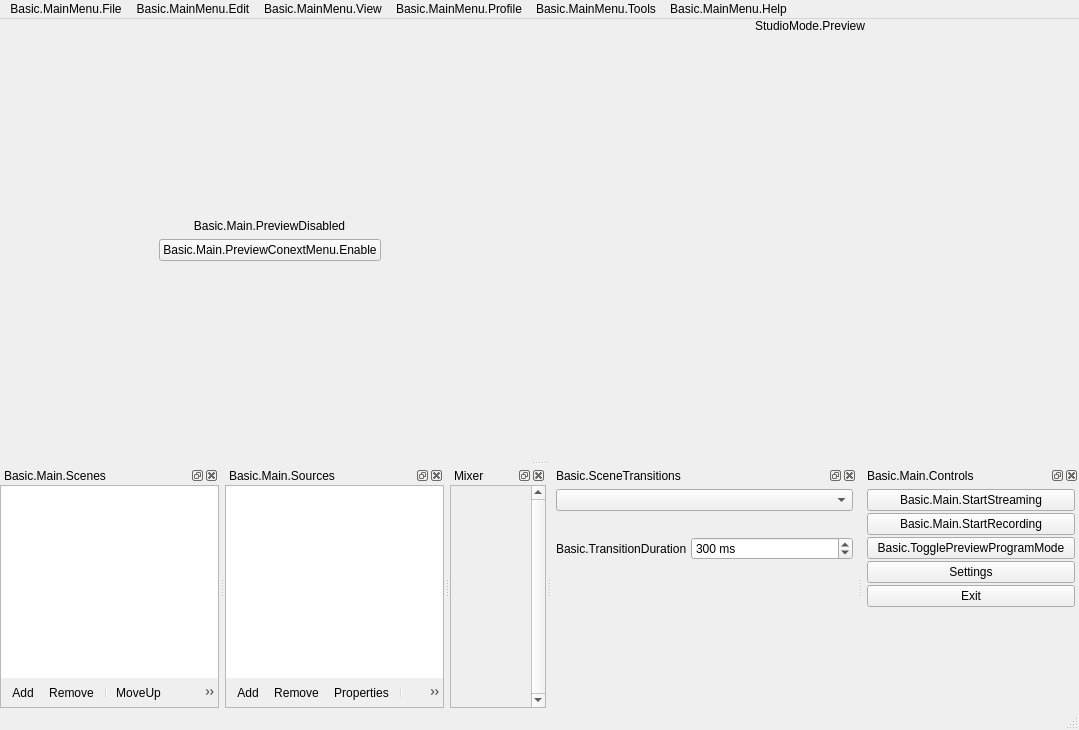
Synocode/synovision, file UI/forms/OBSBasic.ui: the form before one commit.
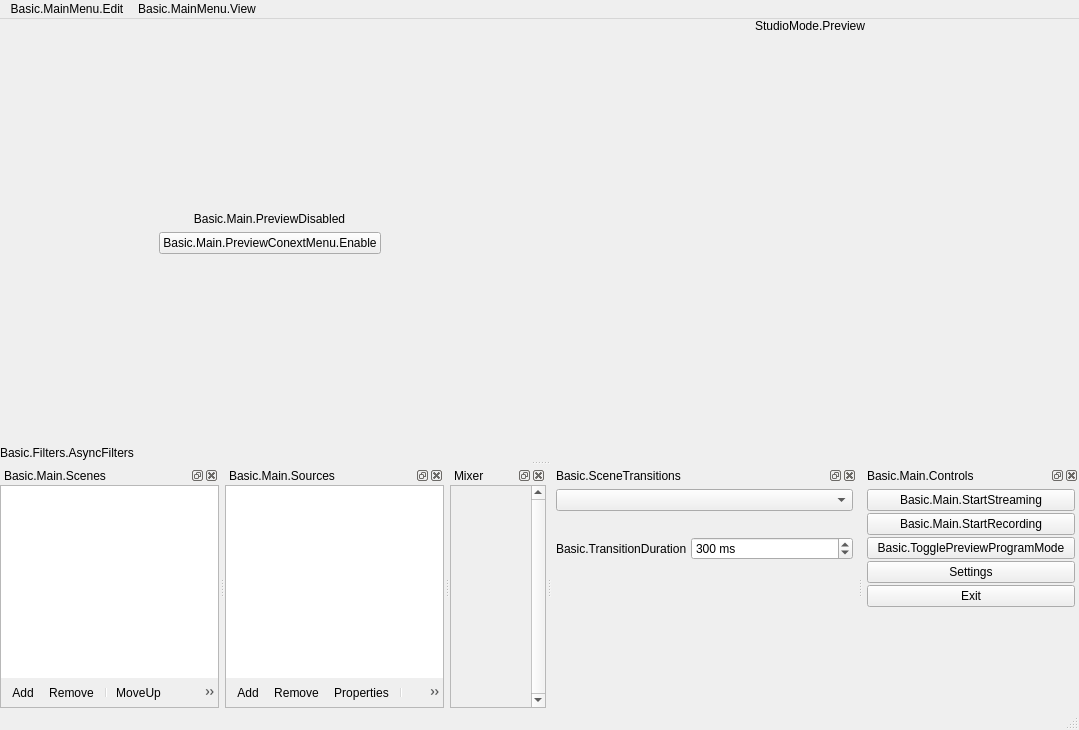
The form after the commit. Icons and pictures are not drawn. Custom widgets are drawn as their Qt base class.

Commit message: remove some ui elements

What changed in the file:
```diff
--- a/UI/forms/OBSBasic.ui
+++ b/UI/forms/OBSBasic.ui
@@ -195,6 +195,13 @@
       </item>
      </layout>
     </item>
+	   <item>
+		   <widget class="QLabel" name="asyncLabel">
+			   <property name="text">
+				   <string>Basic.Filters.AsyncFilters</string>
+			   </property>
+		   </widget>
+	   </item>
    </layout>
   </widget>
   <widget class="QMenuBar" name="menubar">
@@ -206,7 +213,7 @@
      <height>22</height>
     </rect>
    </property>
-   <widget class="QMenu" name="menu_File">
+   <!--<widget class="QMenu" name="menu_File">
     <property name="title">
      <string>Basic.MainMenu.File</string>
     </property>
@@ -220,8 +227,8 @@
     <addaction name="actionAlwaysOnTop"/>
     <addaction name="separator"/>
     <addaction name="actionE_xit"/>
-   </widget>
-   <widget class="QMenu" name="menuBasic_MainMenu_Help">
+   </widget>-->
+   <!--<widget class="QMenu" name="menuBasic_MainMenu_Help">
     <property name="title">
      <string>Basic.MainMenu.Help</string>
     </property>
@@ -251,7 +258,7 @@
     <addaction name="actionCheckForUpdates"/>
     <addaction name="actionShowAbout"/>
     <addaction name="separator"/>
-   </widget>
+   </widget>-->
    <widget class="QMenu" name="menuBasic_MainMenu_Edit">
     <property name="title">
      <string>Basic.MainMenu.Edit</string>
@@ -348,7 +355,7 @@
     <addaction name="separator"/>
     <addaction name="actionAdvAudioProperties"/>
    </widget>
-   <widget class="QMenu" name="profileMenu">
+   <!--<widget class="QMenu" name="profileMenu">
     <property name="title">
      <string>Basic.MainMenu.Profile</string>
     </property>
@@ -359,7 +366,7 @@
     <addaction name="actionImportProfile"/>
     <addaction name="actionExportProfile"/>
     <addaction name="separator"/>
-   </widget>
+   </widget>-->
    <!--<widget class="QMenu" name="sceneCollectionMenu">
     <property name="title">
      <string>Basic.MainMenu.SceneCollection</string>
@@ -413,13 +420,13 @@
     <addaction name="separator"/>
     <addaction name="stats"/>
    </widget>
-   <widget class="QMenu" name="menuTools">
+   <!--<widget class="QMenu" name="menuTools">
     <property name="title">
      <string>Basic.MainMenu.Tools</string>
     </property>
     <addaction name="autoConfigure"/>
     <addaction name="separator"/>
-   </widget>
+   </widget>-->
    <addaction name="menu_File"/>
    <addaction name="menuBasic_MainMenu_Edit"/>
    <addaction name="viewMenu"/>
@@ -1900,6 +1907,11 @@
    <extends>QPushButton</extends>
    <header>record-button.hpp</header>
   </customwidget>
+	 <customwidget>
+		 <class>FocusList</class>
+		 <extends>QListWidget</extends>
+		 <header>focus-list.hpp</header>
+	 </customwidget>
  </customwidgets>
  <resources>
   <include location="obs.qrc"/>
```
Left out of the diff: 68 changed lines with no effect on the pictures. Lines whose indentation alone changed are shown as unchanged. The commit also changes 3 other files.
